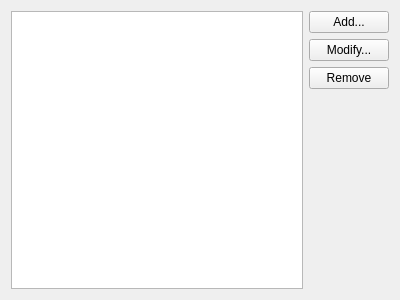
This is src/plugins/poshuku/plugins/cleanweb/userfilters.ui in 0xd34df00d/leechcraft as Qt 5 draws it before an edit. The edited form follows.
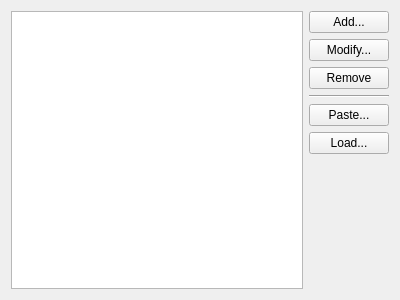
This is the edited form.

Commit message: Poshuku CW: pasting and loading filters from file.

```diff
--- a/src/plugins/poshuku/plugins/cleanweb/userfilters.ui
+++ b/src/plugins/poshuku/plugins/cleanweb/userfilters.ui
@@ -50,6 +50,33 @@
        </property>
       </widget>
      </item>
+     <item>
+      <widget class="Line" name="line">
+       <property name="orientation">
+        <enum>Qt::Horizontal</enum>
+       </property>
+      </widget>
+     </item>
+     <item>
+      <widget class="QPushButton" name="Paste_">
+       <property name="toolTip">
+        <string>Allows one to paste several add in AdBlock format.</string>
+       </property>
+       <property name="text">
+        <string>Paste...</string>
+       </property>
+      </widget>
+     </item>
+     <item>
+      <widget class="QPushButton" name="Load_">
+       <property name="toolTip">
+        <string>Loads filters from file, adding them to user filters.</string>
+       </property>
+       <property name="text">
+        <string>Load...</string>
+       </property>
+      </widget>
+     </item>
      <item>
       <spacer name="verticalSpacer">
        <property name="orientation">
```
The commit also changes 2 other files.
